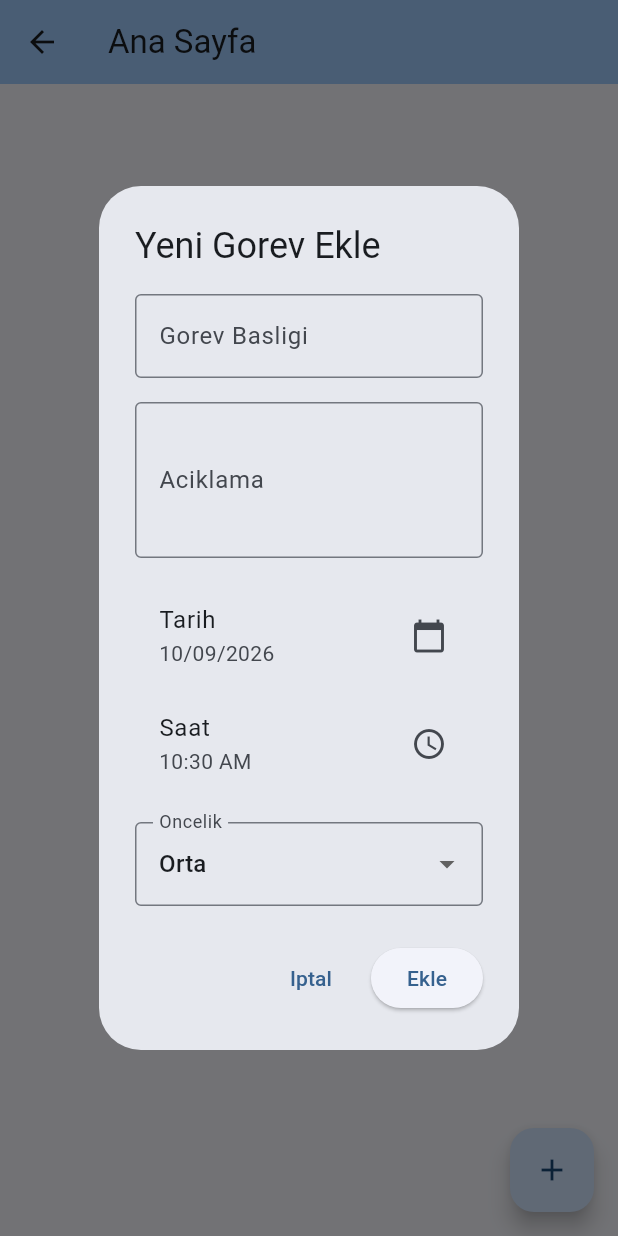
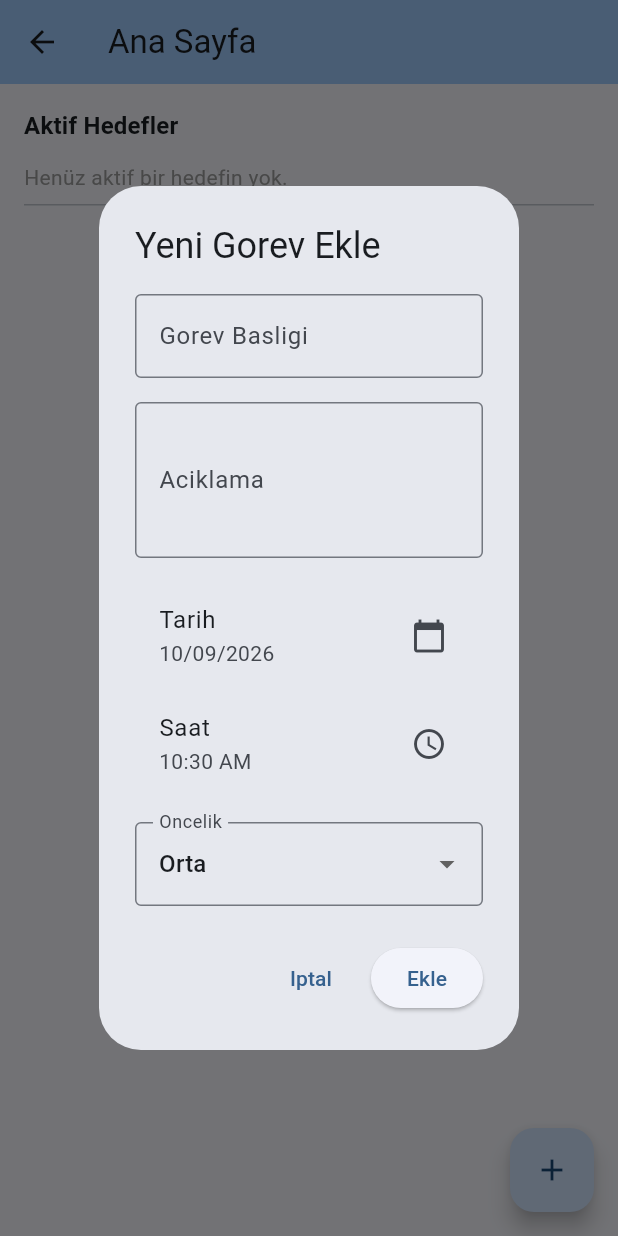
Before and after one commit to bebejan01/Notifyme_Proje_01, a Flutter app: the HomePage screen opened directly, after a tap on the "add" icon, on a phone screen of 412 x 824 dp. Run offline on Flutter 3.47's test engine with Material 3 defaults, Android fonts, the phone set to English and light mode, and no system bars; our stand-ins replace sqflite; accounts and stored records are empty.

Commit message:
FAZ 1 step 5: show active goals on home
Co-Authored-By: Claude Sonnet 5 <noreply@anthropic.com>
Claude-Session: https://claude.ai/code/session_015bynHzr33Xy5SSiLWgSFgx

```diff
--- a/notifyme/lib/screens/home_page.dart
+++ b/notifyme/lib/screens/home_page.dart
@@ -1,7 +1,9 @@
 import 'package:flutter/material.dart';
 import 'package:intl/intl.dart';
 
+import '../data/models/goal.dart';
 import '../models/task.dart';
+import '../services/goal_service.dart';
 import '../services/task_service.dart';
 
 class HomePage extends StatefulWidget {
@@ -15,10 +17,15 @@ class _HomePageState extends State<HomePage> {
   List<Task> _tasks = [];
   bool _isLoading = true;
 
+  List<Goal> _activeGoals = [];
+  bool _isLoadingGoals = true;
+  String? _goalsError;
+
   @override
   void initState() {
     super.initState();
     _loadTasks();
+    _loadActiveGoals();
   }
 
   Future<void> _loadTasks() async {
@@ -41,6 +48,28 @@ class _HomePageState extends State<HomePage> {
       ScaffoldMessenger.of(context).showSnackBar(
         SnackBar(content: Text('Gorevler yuklenemedi: ${error.toString()}')),
       );
+    }
+  }
+
+  Future<void> _loadActiveGoals() async {
+    setState(() {
+      _isLoadingGoals = true;
+      _goalsError = null;
+    });
+
+    try {
+      final goals = await goalService.getActiveGoals();
+      if (!mounted) return;
+      setState(() {
+        _activeGoals = goals;
+        _isLoadingGoals = false;
+      });
+    } catch (error) {
+      if (!mounted) return;
+      setState(() {
+        _isLoadingGoals = false;
+        _goalsError = error.toString();
+      });
     }
   }
 
@@ -230,6 +259,100 @@ class _HomePageState extends State<HomePage> {
     }
   }
 
+  Widget _buildActiveGoalsSection() {
+    return Padding(
+      padding: const EdgeInsets.fromLTRB(16, 16, 16, 0),
+      child: Column(
+        crossAxisAlignment: CrossAxisAlignment.start,
+        children: [
+          Text(
+            'Aktif Hedefler',
+            style: Theme.of(context)
+                .textTheme
+                .titleMedium
+                ?.copyWith(fontWeight: FontWeight.bold),
+          ),
+          const SizedBox(height: 12),
+          if (_isLoadingGoals)
+            const SizedBox(
+              height: 96,
+              child: Center(child: CircularProgressIndicator()),
+            )
+          else if (_goalsError != null)
+            const Text(
+              'Hedefler yuklenemedi',
+              style: TextStyle(color: Colors.red),
+            )
+          else if (_activeGoals.isEmpty)
+            const Text(
+              'Henüz aktif bir hedefin yok.',
+              style: TextStyle(color: Colors.grey),
+            )
+          else
+            SizedBox(
+              height: 96,
+              child: ListView.separated(
+                scrollDirection: Axis.horizontal,
+                itemCount: _activeGoals.length,
+                separatorBuilder: (context, index) => const SizedBox(width: 12),
+                itemBuilder: (context, index) =>
+                    _buildGoalCard(_activeGoals[index]),
+              ),
+            ),
+          const SizedBox(height: 8),
+          const Divider(height: 1),
+        ],
+      ),
+    );
+  }
+
+  Widget _buildGoalCard(Goal goal) {
+    final hasCategory = goal.category != null && goal.category!.trim().isNotEmpty;
+
+    return Container(
+      width: 160,
+      padding: const EdgeInsets.all(12),
+      decoration: BoxDecoration(
+        color: Theme.of(context).colorScheme.secondaryContainer,
+        borderRadius: BorderRadius.circular(12),
+      ),
+      child: Column(
+        crossAxisAlignment: CrossAxisAlignment.start,
+        mainAxisAlignment: MainAxisAlignment.center,
+        children: [
+          Text(
+            goal.title,
+            maxLines: 2,
+            overflow: TextOverflow.ellipsis,
+            style: const TextStyle(fontWeight: FontWeight.bold),
+          ),
+          if (hasCategory) ...[
+            const SizedBox(height: 4),
+            Text(
+              goal.category!,
+              maxLines: 1,
+              overflow: TextOverflow.ellipsis,
+              style: TextStyle(
+                fontSize: 12,
+                color: Theme.of(context).colorScheme.onSecondaryContainer,
+              ),
+            ),
+          ],
+          if (goal.deadline != null) ...[
+            const SizedBox(height: 4),
+            Text(
+              DateFormat('dd/MM/yyyy').format(goal.deadline!),
+              style: TextStyle(
+                fontSize: 11,
+                color: Theme.of(context).colorScheme.onSecondaryContainer,
+              ),
+            ),
+          ],
+        ],
+      ),
+    );
+  }
+
   @override
   Widget build(BuildContext context) {
     return Scaffold(
@@ -237,18 +360,24 @@ class _HomePageState extends State<HomePage> {
         title: const Text('Ana Sayfa'),
         backgroundColor: Theme.of(context).colorScheme.inversePrimary,
       ),
-      body: _isLoading
+      body: Column(
+        children: [
+          _buildActiveGoalsSection(),
+          Expanded(
+            child: _isLoading
                 ? const Center(child: CircularProgressIndicator())
                 : _tasks.isEmpty
                     ? const Center(
                         child: Column(
                           mainAxisAlignment: MainAxisAlignment.center,
                           children: [
-                      Icon(Icons.task_outlined, size: 64, color: Colors.grey),
+                            Icon(Icons.task_outlined,
+                                size: 64, color: Colors.grey),
                             SizedBox(height: 16),
                             Text(
                               'Henuz gorev yok',
-                        style: TextStyle(fontSize: 18, color: Colors.grey),
+                              style:
+                                  TextStyle(fontSize: 18, color: Colors.grey),
                             ),
                             SizedBox(height: 8),
                             Text(
@@ -338,6 +467,9 @@ class _HomePageState extends State<HomePage> {
                     },
                   ),
                 ),
+          ),
+        ],
+      ),
       floatingActionButton: FloatingActionButton(
         onPressed: _showAddTaskDialog,
         child: const Icon(Icons.add),
```
Lines whose indentation alone changed are shown as unchanged.
